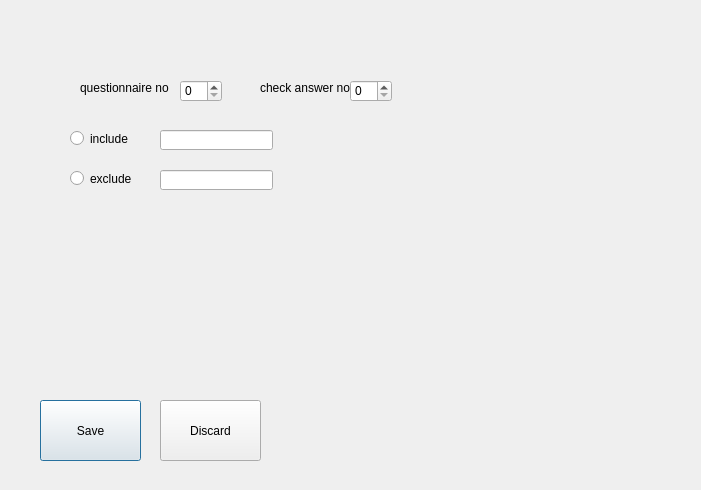
The window that Workflow Editor/Windows/decisionNode/win_questionnaire_condition.ui (maimonin/Clinical_Trails_Automation) describes before a commit, drawn with Qt 5.
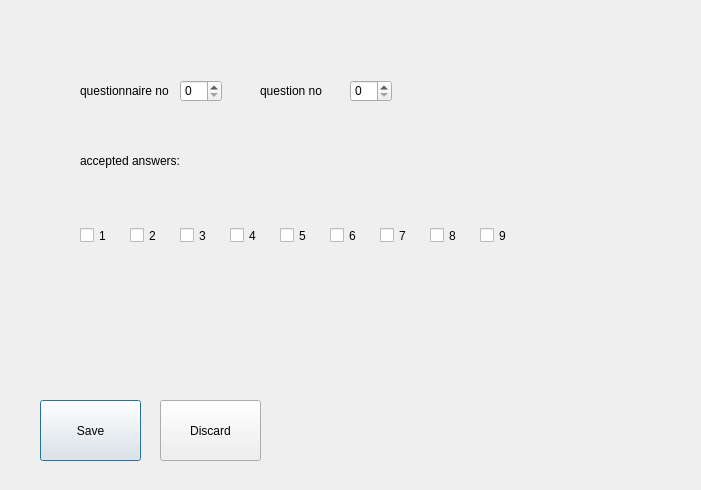
The same window after the commit.

Commit message: decision node - add questionnaire - change dialog window

```diff
--- a/Workflow Editor/Windows/decisionNode/win_questionnaire_condition.ui
+++ b/Workflow Editor/Windows/decisionNode/win_questionnaire_condition.ui
@@ -19,11 +19,11 @@
      <x>260</x>
      <y>80</y>
      <width>101</width>
-     <height>16</height>
+     <height>21</height>
     </rect>
    </property>
    <property name="text">
-    <string>check answer no</string>
+    <string>question no</string>
    </property>
   </widget>
   <widget class="QSpinBox" name="questionnaire_answerNumber">
@@ -36,32 +36,6 @@
     </rect>
    </property>
   </widget>
-  <widget class="QRadioButton" name="questionnaire_radio_include">
-   <property name="geometry">
-    <rect>
-     <x>70</x>
-     <y>130</y>
-     <width>82</width>
-     <height>17</height>
-    </rect>
-   </property>
-   <property name="text">
-    <string>include</string>
-   </property>
-  </widget>
-  <widget class="QRadioButton" name="questionnaire_radio_exclude">
-   <property name="geometry">
-    <rect>
-     <x>70</x>
-     <y>170</y>
-     <width>82</width>
-     <height>17</height>
-    </rect>
-   </property>
-   <property name="text">
-    <string>exclude</string>
-   </property>
-  </widget>
   <widget class="QPushButton" name="questionnaire_save">
    <property name="geometry">
     <rect>
@@ -88,33 +62,13 @@
     <string>Discard</string>
    </property>
   </widget>
-  <widget class="QLineEdit" name="questionnaire_include_text">
-   <property name="geometry">
-    <rect>
-     <x>160</x>
-     <y>130</y>
-     <width>113</width>
-     <height>20</height>
-    </rect>
-   </property>
-  </widget>
-  <widget class="QLineEdit" name="questionnaire_exclude_text">
-   <property name="geometry">
-    <rect>
-     <x>160</x>
-     <y>170</y>
-     <width>113</width>
-     <height>20</height>
-    </rect>
-   </property>
-  </widget>
   <widget class="QLabel" name="label_2">
    <property name="geometry">
     <rect>
      <x>80</x>
      <y>80</y>
      <width>101</width>
-     <height>16</height>
+     <height>21</height>
     </rect>
    </property>
    <property name="text">
@@ -131,6 +85,136 @@
     </rect>
    </property>
   </widget>
+  <widget class="QLabel" name="label_3">
+   <property name="geometry">
+    <rect>
+     <x>80</x>
+     <y>140</y>
+     <width>121</width>
+     <height>41</height>
+    </rect>
+   </property>
+   <property name="text">
+    <string>accepted answers:</string>
+   </property>
+  </widget>
+  <widget class="QCheckBox" name="check_ans_1">
+   <property name="geometry">
+    <rect>
+     <x>80</x>
+     <y>220</y>
+     <width>41</width>
+     <height>31</height>
+    </rect>
+   </property>
+   <property name="text">
+    <string>1</string>
+   </property>
+  </widget>
+  <widget class="QCheckBox" name="check_ans_2">
+   <property name="geometry">
+    <rect>
+     <x>130</x>
+     <y>220</y>
+     <width>41</width>
+     <height>31</height>
+    </rect>
+   </property>
+   <property name="text">
+    <string>2</string>
+   </property>
+  </widget>
+  <widget class="QCheckBox" name="check_ans_3">
+   <property name="geometry">
+    <rect>
+     <x>180</x>
+     <y>220</y>
+     <width>41</width>
+     <height>31</height>
+    </rect>
+   </property>
+   <property name="text">
+    <string>3</string>
+   </property>
+  </widget>
+  <widget class="QCheckBox" name="check_ans_4">
+   <property name="geometry">
+    <rect>
+     <x>230</x>
+     <y>220</y>
+     <width>41</width>
+     <height>31</height>
+    </rect>
+   </property>
+   <property name="text">
+    <string>4</string>
+   </property>
+  </widget>
+  <widget class="QCheckBox" name="check_ans_7">
+   <property name="geometry">
+    <rect>
+     <x>380</x>
+     <y>220</y>
+     <width>41</width>
+     <height>31</height>
+    </rect>
+   </property>
+   <property name="text">
+    <string>7</string>
+   </property>
+  </widget>
+  <widget class="QCheckBox" name="check_ans_8">
+   <property name="geometry">
+    <rect>
+     <x>430</x>
+     <y>220</y>
+     <width>41</width>
+     <height>31</height>
+    </rect>
+   </property>
+   <property name="text">
+    <string>8</string>
+   </property>
+  </widget>
+  <widget class="QCheckBox" name="check_ans_6">
+   <property name="geometry">
+    <rect>
+     <x>330</x>
+     <y>220</y>
+     <width>41</width>
+     <height>31</height>
+    </rect>
+   </property>
+   <property name="text">
+    <string>6</string>
+   </property>
+  </widget>
+  <widget class="QCheckBox" name="check_ans_5">
+   <property name="geometry">
+    <rect>
+     <x>280</x>
+     <y>220</y>
+     <width>41</width>
+     <height>31</height>
+    </rect>
+   </property>
+   <property name="text">
+    <string>5</string>
+   </property>
+  </widget>
+  <widget class="QCheckBox" name="check_ans_9">
+   <property name="geometry">
+    <rect>
+     <x>480</x>
+     <y>220</y>
+     <width>41</width>
+     <height>31</height>
+    </rect>
+   </property>
+   <property name="text">
+    <string>9</string>
+   </property>
+  </widget>
  </widget>
  <resources/>
  <connections/>
```
The commit also changes 2 other files.
